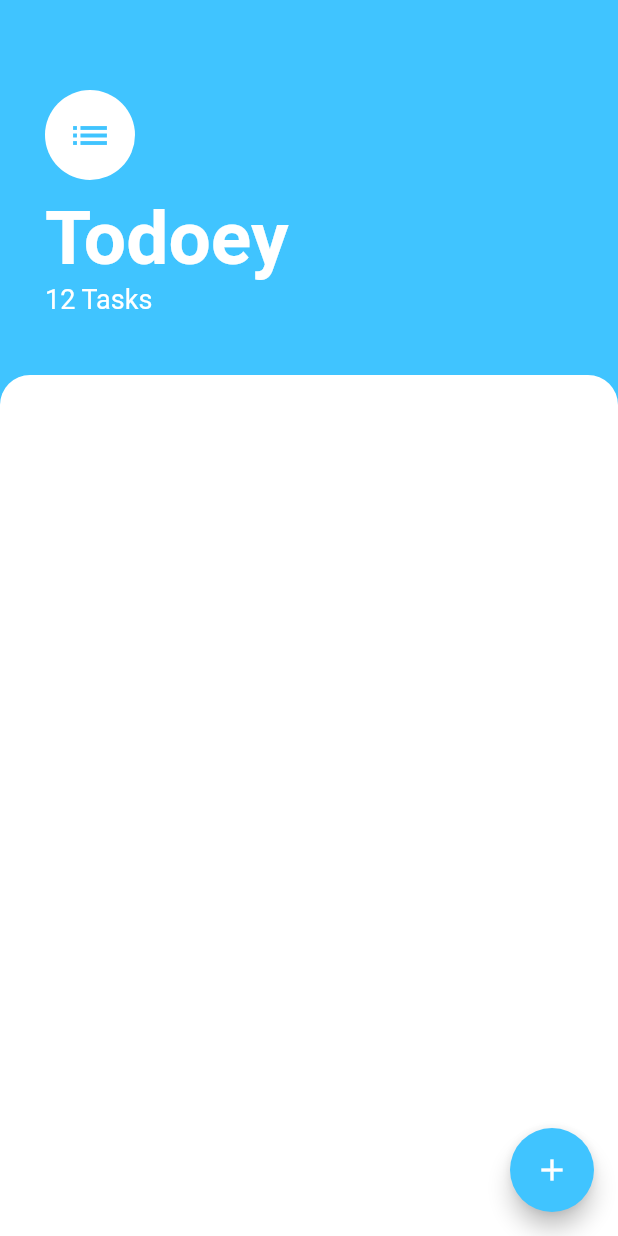
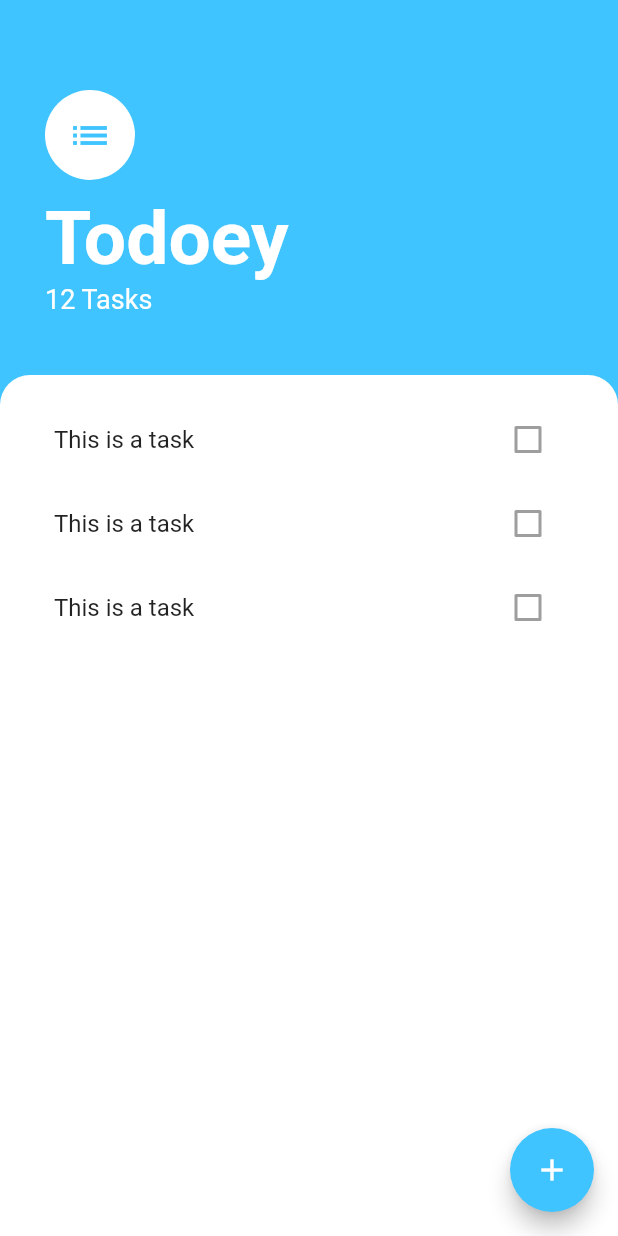
Before and after one commit to harleenkaurchadha/todoey-todo-app, a Flutter app: the screen it shows after launch, on a phone screen of 412 x 824 dp. Run offline on Flutter 3.47's test engine with Material 2 defaults, Android fonts, the phone set to English and light mode, and no system bars.

Commit message:
adding a list of todos

```diff
--- a/lib/screens/task_screen.dart
+++ b/lib/screens/task_screen.dart
@@ -1,4 +1,5 @@
 import 'package:flutter/material.dart';
+import '../widgets/task_list.dart';
 
 class TaskScreen extends StatelessWidget {
   @override
@@ -40,6 +41,10 @@ class TaskScreen extends StatelessWidget {
               SizedBox(height: 10,),
               Expanded(
                 child: Container(
+                  padding: EdgeInsets.symmetric(
+                    horizontal: 20,
+                    vertical: 15,
+                  ),
                   height: 300,
                   decoration: BoxDecoration(
                     color: Colors.white,
@@ -47,8 +52,8 @@ class TaskScreen extends StatelessWidget {
                         topLeft: Radius.circular(20),
                         topRight: Radius.circular(20.0),
                     ),
-
                   ),
+                  child: TaskList(),
                 ),
               ),
               ],
--- /dev/null
+++ b/lib/widgets/task_list.dart
@@ -0,0 +1,14 @@
+import 'package:flutter/material.dart';
+import '../widgets/task_tile.dart';
+
+class TaskList extends StatelessWidget {
+   @override
+  Widget build(BuildContext context) {
+    return ListView(
+      children: [
+        TaskTile(),
+        TaskTile(),
+        TaskTile(),
+      ],);
+  }
+}
--- /dev/null
+++ b/lib/widgets/task_tile.dart
@@ -0,0 +1,13 @@
+import 'package:flutter/material.dart';
+
+class TaskTile extends StatelessWidget {
+  @override
+  Widget build(BuildContext context) {
+    return ListTile(
+      title: Text('This is a task'),
+      trailing: Checkbox(
+        value: false,
+      ),
+    );
+  }
+}
```
